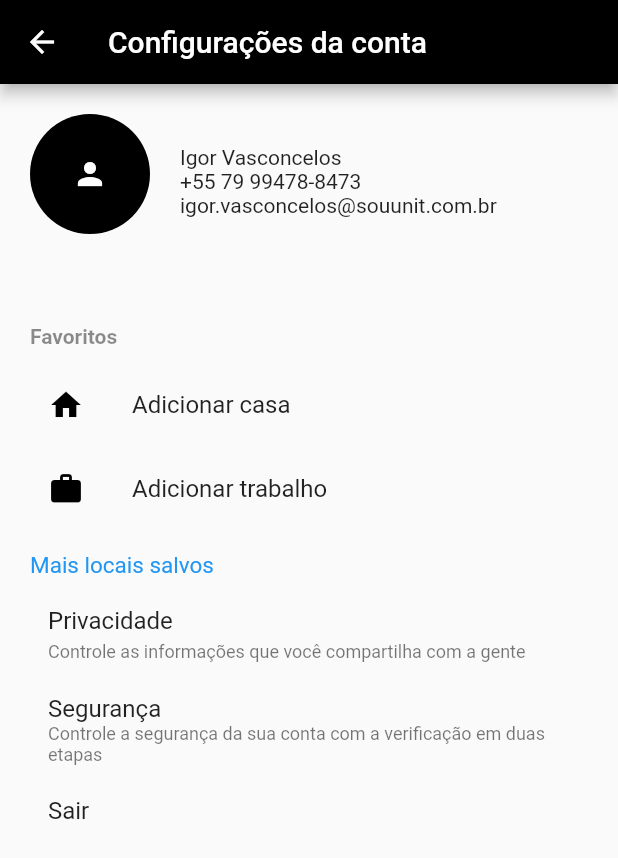
After one commit to AgeuPaulo/uberapp_clone, a Flutter app: the ConfiguracaoPage screen opened directly, on a phone screen of 412 x 824 dp. The commit adds this screen. Shown: the top 858 px of the screen. Run offline on Flutter 3.47's test engine with Material 2 defaults, Android fonts, the phone set to English and light mode, and no system bars.

Commit message:
Adição de mais telas estáticas no drawer

```diff
--- /dev/null
+++ b/lib/pages/ui_drawer_componets/configuracao_page.dart
@@ -0,0 +1,114 @@
+import 'package:flutter/material.dart';
+
+class ConfiguracaoPage extends StatefulWidget {
+  @override
+  _ConfiguracaoPageState createState() => _ConfiguracaoPageState();
+}
+
+class _ConfiguracaoPageState extends State<ConfiguracaoPage> {
+  @override
+  Widget build(BuildContext context) {
+    return Scaffold(
+      appBar: AppBar(
+        title: Text("Configurações da conta"),
+      ),
+      body: SingleChildScrollView(
+        child: Column(
+          crossAxisAlignment: CrossAxisAlignment.start,
+          children: <Widget>[
+            _header(),
+            _topics("Favoritos"),
+            _flatButton("Adicionar casa", Icons.home),
+            _flatButton("Adicionar trabalho", Icons.work),
+            _link(),
+            _linkButton("Privacidade", "Controle as informações que você compartilha com a gente"),
+            _linkButton("Segurança", "Controle a segurança da sua conta com a verificação em duas etapas"),
+            _linkButton("Sair", ""),
+          ],
+        ),
+      ),
+    );
+  }
+
+  Widget _header() {
+    return Row(
+      children: <Widget>[
+        Padding(
+          padding: EdgeInsets.fromLTRB(20.0, 20.0, 0, 30.0),
+          child: Container(
+            height: 80,
+            width: 80,
+            child: CircleAvatar(
+              backgroundColor: Colors.black,
+              foregroundColor: Colors.white,
+              child: Icon(Icons.person),
+            ),
+          ),
+        ),
+        Padding(
+          padding: EdgeInsets.fromLTRB(20.0, 0, 0, 0.0),
+          child: Column(
+            crossAxisAlignment: CrossAxisAlignment.start,
+            children: <Widget>[
+              Text("Igor Vasconcelos"),
+              Text("+55 79 99478-8473"),
+              Text("igor.vasconcelos@souunit.com.br"),
+            ],
+          ),
+        )
+      ],
+    );
+  }
+
+  Widget _link() {
+    return Padding(
+      padding: EdgeInsets.fromLTRB(20.0, 10.0, 20, 0),
+      child: Text(
+        "Mais locais salvos",
+        style: TextStyle(fontSize: 15, height: 1.5, color: Colors.blue),
+        textAlign: TextAlign.left,
+      ),
+    );
+  }
+
+  Widget _linkButton(String title, String subtitle){
+     return FlatButton(
+      child: Padding(
+        padding: EdgeInsets.zero,
+        child: ListTile(
+          title: Text(title),
+          subtitle: Text(subtitle, style: TextStyle(fontSize: 12),),
+        ),
+      ),
+      onPressed: () {},
+    );
+
+  }
+
+  Widget _flatButton(String label, IconData icon) {
+    return FlatButton(
+      child: Padding(
+        padding: EdgeInsets.zero,
+        child: ListTile(
+          leading: Icon(
+            icon,
+            color: Colors.black,
+          ),
+          title: Text(label),
+        ),
+      ),
+      onPressed: () {},
+    );
+  }
+
+  Widget _topics(String title) {
+    return Padding(
+      padding: EdgeInsets.fromLTRB(20.0, 30.0, 20.0, 10.0),
+      child: Text(
+        title,
+        style: TextStyle(
+            fontSize: 14, color: Colors.black45, fontWeight: FontWeight.bold),
+      ),
+    );
+  }
+}
--- a/lib/pages/ui_login_register/sm_confirme_page.dart
+++ b/lib/pages/ui_login_register/sm_confirme_page.dart
@@ -51,7 +51,7 @@ class _SMConfirmePageState extends State<SMConfirmePage> {
         decoration: InputDecoration(
           labelText: label,
         ),
-        textAlign: TextAlign.center,
+        textAlign: TextAlign.left,
       ),
     );
   }
--- a/lib/pages/ui_profile/edit_profile_page.dart
+++ b/lib/pages/ui_profile/edit_profile_page.dart
@@ -11,7 +11,7 @@ class _EditProfilePageState extends State<EditProfilePage> {
   Widget build(BuildContext context) {
     return Scaffold(
       appBar: AppBar(
-        title: Text("Editar conta", style: TextStyle(fontSize: 25)),
+        title: Text("Editar conta"),
       ),
       body: SingleChildScrollView(
         child: Column(
```
Also changed, not shown: lib/pages/ui_drawer_componets/ajuda_page.dart (added, +47 -0 lines), lib/pages/ui_drawer_componets/desconto_page.dart (added, +109 -0 lines), lib/pages/ui_drawer_componets/viagens_page.dart (added, +104 -0 lines), lib/pages/ui_home/home_page.dart (+21 -11 lines), lib/pages/ui_profile/editText_profile_page.dart (+16 -12 lines).
